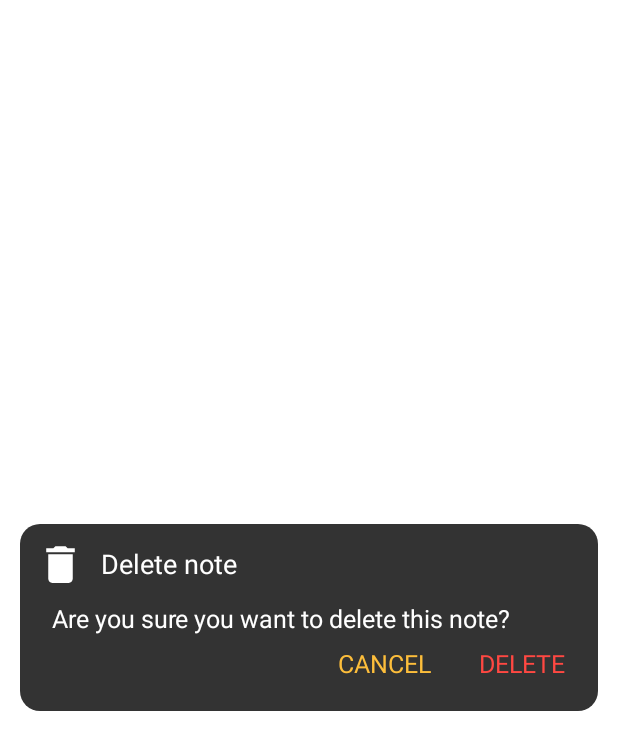
After one commit to GuillemPejo/CleanNotes, an Android app: the layout layout_delete_note.xml on its own in the app's theme, with its tools: preview values and no code run, on a phone screen of 412 x 824 dp. The commit adds this screen. Shown: the top 750 px of the screen. Run offline under Robolectric (Android 15) with nearby library versions, the phone set to English and light mode, and no system bars.

Commit message:
Add delete notes

```diff
--- /dev/null
+++ b/app/src/main/res/drawable/background_delete.xml
@@ -0,0 +1,5 @@
+<?xml version="1.0" encoding="utf-8"?>
+<shape xmlns:android="http://schemas.android.com/apk/res/android"
+    android:shape="oval">
+    <solid android:color="@color/colorDelete"/>
+</shape>
--- /dev/null
+++ b/app/src/main/res/drawable/ic_delete.xml
@@ -0,0 +1,10 @@
+<vector xmlns:android="http://schemas.android.com/apk/res/android"
+    android:width="24dp"
+    android:height="24dp"
+    android:viewportWidth="24"
+    android:viewportHeight="24"
+    android:tint="?attr/colorControlNormal">
+  <path
+      android:fillColor="@android:color/white"
+      android:pathData="M6,19c0,1.1 0.9,2 2,2h8c1.1,0 2,-0.9 2,-2V7H6v12zM19,4h-3.5l-1,-1h-5l-1,1H5v2h14V4z"/>
+</vector>
--- /dev/null
+++ b/app/src/main/res/layout/layout_delete_note.xml
@@ -0,0 +1,84 @@
+<?xml version="1.0" encoding="utf-8"?>
+<androidx.constraintlayout.widget.ConstraintLayout
+    android:id="@+id/layoutDeleteNoteContainer"
+    xmlns:android="http://schemas.android.com/apk/res/android"
+    android:layout_width="match_parent"
+    android:layout_height="wrap_content"
+    android:layout_gravity="center"
+    android:layout_margin="@dimen/_10sdp"
+    android:background="@drawable/background_dialog"
+    xmlns:app="http://schemas.android.com/apk/res-auto">
+
+    <ImageView
+        android:id="@+id/imageDeleteNote"
+        android:layout_width="@dimen/_25sdp"
+        android:layout_height="@dimen/_25sdp"
+        android:layout_marginStart="@dimen/_8sdp"
+        android:layout_marginTop="@dimen/_8sdp"
+        android:contentDescription="@string/app_name"
+        android:src="@drawable/ic_delete"
+        app:layout_constraintStart_toStartOf="parent"
+        app:layout_constraintTop_toTopOf="parent"
+        app:tint="@color/colorWhite" />
+    <TextView
+        android:layout_width="0dp"
+        android:layout_height="wrap_content"
+        android:layout_marginStart="@dimen/_8sdp"
+        android:layout_marginEnd="@dimen/_8sdp"
+        android:includeFontPadding="false"
+        android:text="@string/delete_note"
+        android:textColor="@color/colorWhite"
+        android:textSize="@dimen/_14ssp"
+        app:layout_constraintBottom_toBottomOf="@id/imageDeleteNote"
+        app:layout_constraintEnd_toEndOf="parent"
+        app:layout_constraintStart_toEndOf="@id/imageDeleteNote"
+        app:layout_constraintTop_toTopOf="@id/imageDeleteNote" />
+
+    <TextView
+        android:id="@+id/textdeleteNoteMessage"
+        android:layout_width="match_parent"
+        android:layout_height="wrap_content"
+        android:layout_marginStart="@dimen/_8sdp"
+        android:layout_marginTop="@dimen/_8sdp"
+        android:layout_marginEnd="@dimen/_8sdp"
+        android:background="@null"
+        android:gravity="center_vertical"
+        android:includeFontPadding="false"
+        android:paddingStart="@dimen/_8sdp"
+        android:paddingEnd="@dimen/_8sdp"
+        android:text="@string/sure_delete"
+        android:textColor="@color/colorWhite"
+        android:textSize="@dimen/_13ssp"
+        app:layout_constraintTop_toBottomOf="@id/imageDeleteNote" />
+
+    <TextView
+        android:id="@+id/textDeleteNote"
+        android:layout_width="wrap_content"
+        android:layout_height="wrap_content"
+        android:layout_marginEnd="@dimen/_8sdp"
+        android:layout_marginBottom="@dimen/_8sdp"
+        android:includeFontPadding="false"
+        android:padding="@dimen/_8sdp"
+        android:text="@string/delete"
+        android:textColor="@color/colorDelete"
+        android:textSize="@dimen/_13ssp"
+        app:layout_constraintBottom_toBottomOf="parent"
+        app:layout_constraintEnd_toEndOf="parent"
+        app:layout_constraintTop_toBottomOf="@id/textdeleteNoteMessage" />
+
+    <TextView
+        android:id="@+id/textCancel"
+        android:layout_width="wrap_content"
+        android:layout_height="wrap_content"
+        android:layout_marginEnd="@dimen/_8sdp"
+        android:layout_marginBottom="@dimen/_8sdp"
+        android:includeFontPadding="false"
+        android:padding="@dimen/_8sdp"
+        android:text="@string/cancel"
+        android:textColor="@color/accent"
+        android:textSize="@dimen/_13ssp"
+        app:layout_constraintBottom_toBottomOf="parent"
+        app:layout_constraintEnd_toStartOf="@id/textDeleteNote"
+        app:layout_constraintTop_toBottomOf="@id/textdeleteNoteMessage" />
+
+</androidx.constraintlayout.widget.ConstraintLayout>
--- a/app/src/main/res/values/strings.xml
+++ b/app/src/main/res/values/strings.xml
@@ -17,4 +17,7 @@
     <string name="add">ADD</string>
     <string name="cancel">CANCEL</string>
     <string name="valid_url">Enter valid URL</string>
+    <string name="delete_note">Delete note</string>
+    <string name="delete">DELETE</string>
+    <string name="sure_delete">Are you sure you want to delete this note?</string>
 </resources>
```
Also changed, not shown: app/src/main/java/me/guillem/cleannotes/activities/CreateNoteActivity.java (+95 -7 lines), app/src/main/res/layout/activity_create_note.xml (+25 -0 lines), app/src/main/res/layout/layout_miscellaneous.xml (+28 -0 lines).
